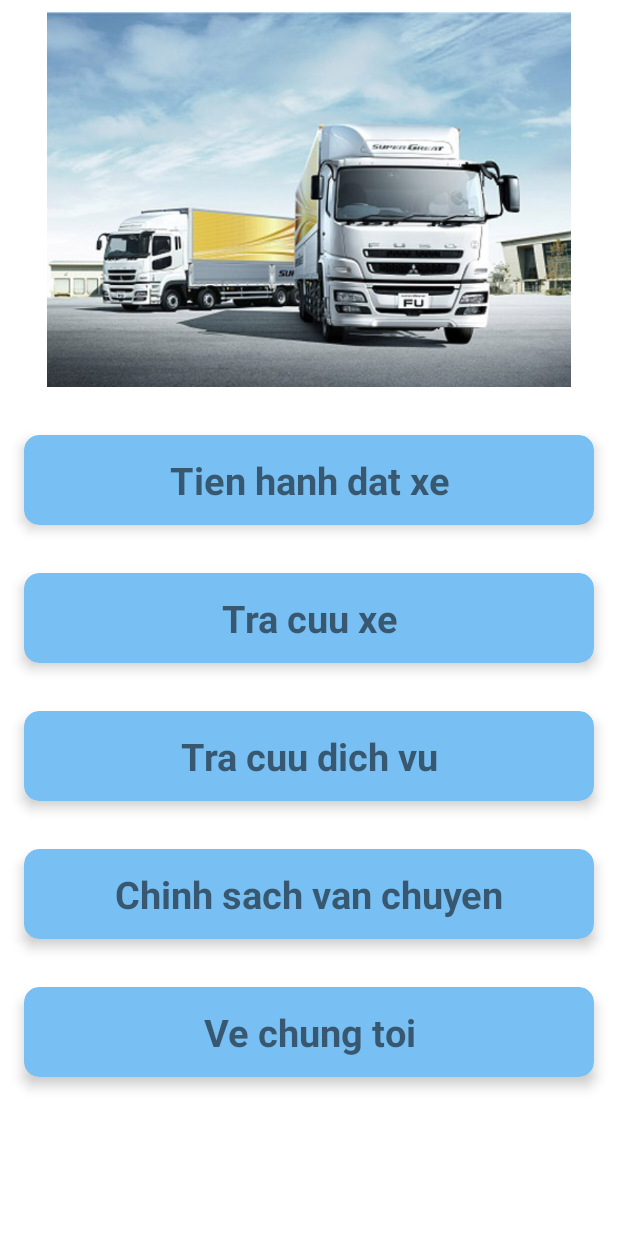
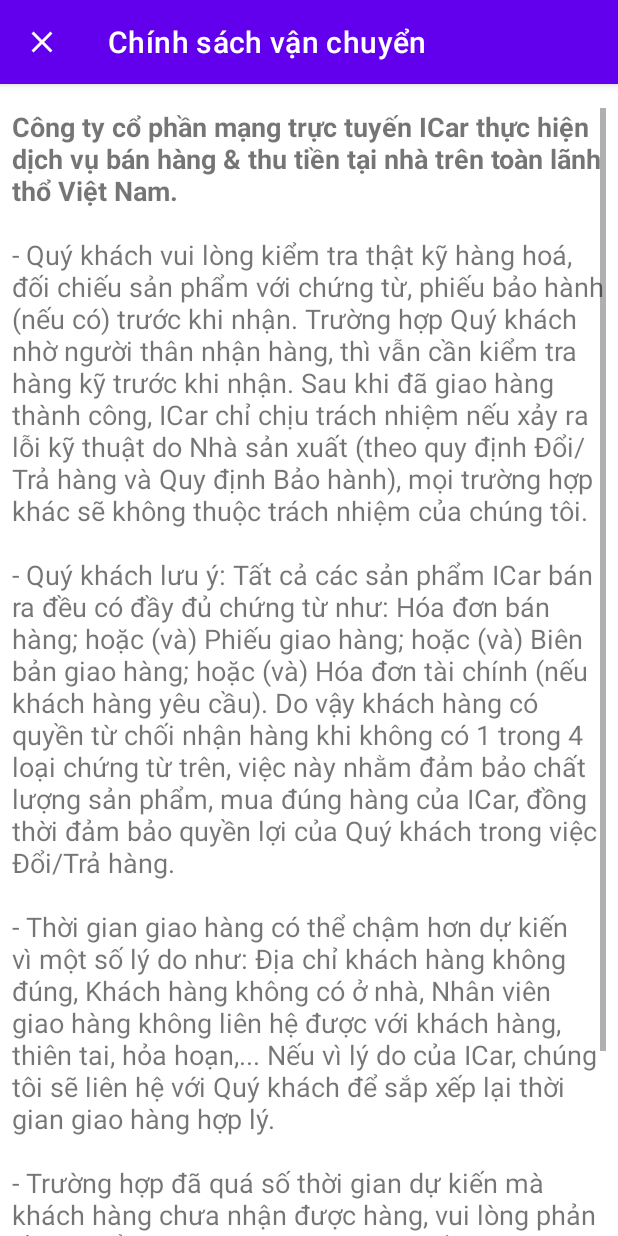
Before and after one commit to huynhthientung/iCar, an Android app: the fragment HomeFragment shown on its own in the app's theme, after a tap on "Chinh sach van chuyen", on a phone screen of 412 x 824 dp. Run offline under Robolectric (Android 15) with nearby library versions, the phone set to English and light mode, and no system bars.

Commit message:
handle license

```diff
--- /dev/null
+++ b/app/src/main/java/com/example/icar/LicenseActivity.java
@@ -0,0 +1,49 @@
+package com.example.icar;
+
+import androidx.annotation.NonNull;
+import androidx.appcompat.app.AppCompatActivity;
+
+import android.os.Bundle;
+import android.text.Html;
+import android.text.method.ScrollingMovementMethod;
+import android.view.MenuItem;
+import android.widget.TextView;
+
+public class LicenseActivity extends AppCompatActivity {
+
+    private TextView txtPara;
+
+    @Override
+    protected void onCreate(Bundle savedInstanceState) {
+        super.onCreate(savedInstanceState);
+        setContentView(R.layout.activity_license);
+        this.getSupportActionBar().setHomeAsUpIndicator(R.drawable.ic_action_close);
+        this.getSupportActionBar().setDisplayHomeAsUpEnabled(true);
+
+        txtPara = findViewById(R.id.textViewLicense);
+        String para = "<b> Công ty cổ phần mạng trực tuyến ICar thực hiện dịch vụ bán hàng & thu tiền tại nhà trên toàn lãnh thổ Việt Nam. </b>\n" +
+                "\n" +
+                "- Quý khách vui lòng kiểm tra thật kỹ hàng hoá, đối chiếu sản phẩm với chứng từ, phiếu bảo hành (nếu có) trước khi nhận. Trường hợp Quý khách nhờ người thân nhận hàng, thì vẫn cần kiểm tra hàng kỹ trước khi nhận. Sau khi đã giao hàng thành công, ICar chỉ chịu trách nhiệm nếu xảy ra lỗi kỹ thuật do Nhà sản xuất (theo quy định Đổi/Trả hàng và Quy định Bảo hành), mọi trường hợp khác sẽ không thuộc trách nhiệm của chúng tôi.\n" +
+                "\n" +
+                "- Quý khách lưu ý: Tất cả các sản phẩm ICar bán ra đều có đầy đủ chứng từ như: Hóa đơn bán hàng; hoặc (và) Phiếu giao hàng; hoặc (và) Biên bản giao hàng; hoặc (và) Hóa đơn tài chính (nếu khách hàng yêu cầu). Do vậy khách hàng có quyền từ chối nhận hàng khi không có 1 trong 4 loại chứng từ trên, việc này nhằm đảm bảo chất lượng sản phẩm, mua đúng hàng của ICar, đồng thời đảm bảo quyền lợi của Quý khách trong việc Đổi/Trả hàng.\n" +
+                "\n" +
+                "- Thời gian giao hàng có thể chậm hơn dự kiến vì một số lý do như: Địa chỉ khách hàng không đúng, Khách hàng không có ở nhà, Nhân viên giao hàng không liên hệ được với khách hàng, thiên tai, hỏa hoạn,... Nếu vì lý do của ICar, chúng tôi sẽ liên hệ với Quý khách để sắp xếp lại thời gian giao hàng hợp lý.\n" +
+                "\n" +
+                "- Trường hợp đã quá số thời gian dự kiến mà khách hàng chưa nhận được hàng, vui lòng phản hồi lại để chúng tôi có biện pháp khắc phục nhanh nhất. Trong thời gian chờ hàng nếu Quý khách muốn thay đổi đơn hàng (Thay đổi sản phẩm, Không muốn nhận hàng nữa,...) mà bên dịch vụ chưa phát khách hàng, vui lòng thông báo lại ICar để chúng tôi giải quyết với bên dịch vụ chuyển phát.";
+        para = para.replace("\n", "<br />");
+        txtPara.setText(Html.fromHtml(para));
+        txtPara.setMovementMethod(new ScrollingMovementMethod());
+    }
+
+    @Override
+    public boolean onOptionsItemSelected(@NonNull MenuItem item) {
+        switch (item.getItemId()) {
+            case android.R.id.home:
+                onBackPressed();
+                break;
+            default:
+                break;
+        }
+        return super.onOptionsItemSelected(item);
+    }
+}
--- a/app/src/main/java/com/example/icar/ui/home/HomeFragment.java
+++ b/app/src/main/java/com/example/icar/ui/home/HomeFragment.java
@@ -1,5 +1,6 @@
 package com.example.icar.ui.home;
 
+import android.content.Intent;
 import android.os.Bundle;
 import android.view.LayoutInflater;
 import android.view.View;
@@ -12,6 +13,8 @@ import androidx.annotation.NonNull;
 import androidx.cardview.widget.CardView;
 import androidx.fragment.app.Fragment;
 
+import com.example.icar.AboutUsActivity;
+import com.example.icar.LicenseActivity;
 import com.example.icar.R;
 import com.example.icar.databinding.FragmentHomeBinding;
 
@@ -84,8 +87,8 @@ public class HomeFragment extends Fragment {
     }
 
     private void license_onClick() {
-        Toast.makeText(getContext(), "License", Toast.LENGTH_SHORT).show();
-
+//        Toast.makeText(getContext(), "License", Toast.LENGTH_SHORT).show();
+        startActivity(new Intent(getContext(), LicenseActivity.class));
     }
 
     private void service_onClick() {
@@ -94,8 +97,8 @@ public class HomeFragment extends Fragment {
     }
 
     private void about_onClick() {
-        Toast.makeText(getContext(), "about", Toast.LENGTH_SHORT).show();
-
+//        Toast.makeText(getContext(), "about", Toast.LENGTH_SHORT).show();
+        startActivity(new Intent(getContext(), AboutUsActivity.class));
     }
 
     @Override
--- /dev/null
+++ b/app/src/main/res/layout/activity_license.xml
@@ -0,0 +1,27 @@
+<?xml version="1.0" encoding="utf-8"?>
+<androidx.constraintlayout.widget.ConstraintLayout xmlns:android="http://schemas.android.com/apk/res/android"
+    xmlns:app="http://schemas.android.com/apk/res-auto"
+    xmlns:tools="http://schemas.android.com/tools"
+    android:layout_width="match_parent"
+    android:layout_height="match_parent"
+    android:scrollbars="vertical"
+    tools:context=".LicenseActivity">
+
+
+    <TextView
+        android:id="@+id/textViewLicense"
+        android:layout_width="0dp"
+        android:layout_height="0dp"
+        android:layout_marginStart="8dp"
+        android:layout_marginLeft="8dp"
+        android:layout_marginTop="16dp"
+        android:layout_marginEnd="8dp"
+        android:layout_marginRight="8dp"
+        android:scrollbars="vertical"
+        android:textSize="18sp"
+        android:text="TextView"
+        app:layout_constraintBottom_toBottomOf="parent"
+        app:layout_constraintEnd_toEndOf="parent"
+        app:layout_constraintStart_toStartOf="parent"
+        app:layout_constraintTop_toTopOf="parent" />
+</androidx.constraintlayout.widget.ConstraintLayout>
--- a/app/src/main/res/values/strings.xml
+++ b/app/src/main/res/values/strings.xml
@@ -19,5 +19,7 @@
     <string name="communication_title">Communication</string>
 
     <string name="title_Feedback">Gửi đánh giá</string>
+    <string name="title_License">Chính sách vận chuyển</string>
+    <string name="title_AboutUs">Về chúng tôi</string>
 
 </resources>
```
Also changed, not shown: app/src/main/AndroidManifest.xml (+8 -0 lines), app/src/main/java/com/example/icar/AboutUsActivity.java (added, +30 -0 lines), app/src/main/res/layout/activity_about_us.xml (added, +9 -0 lines).
